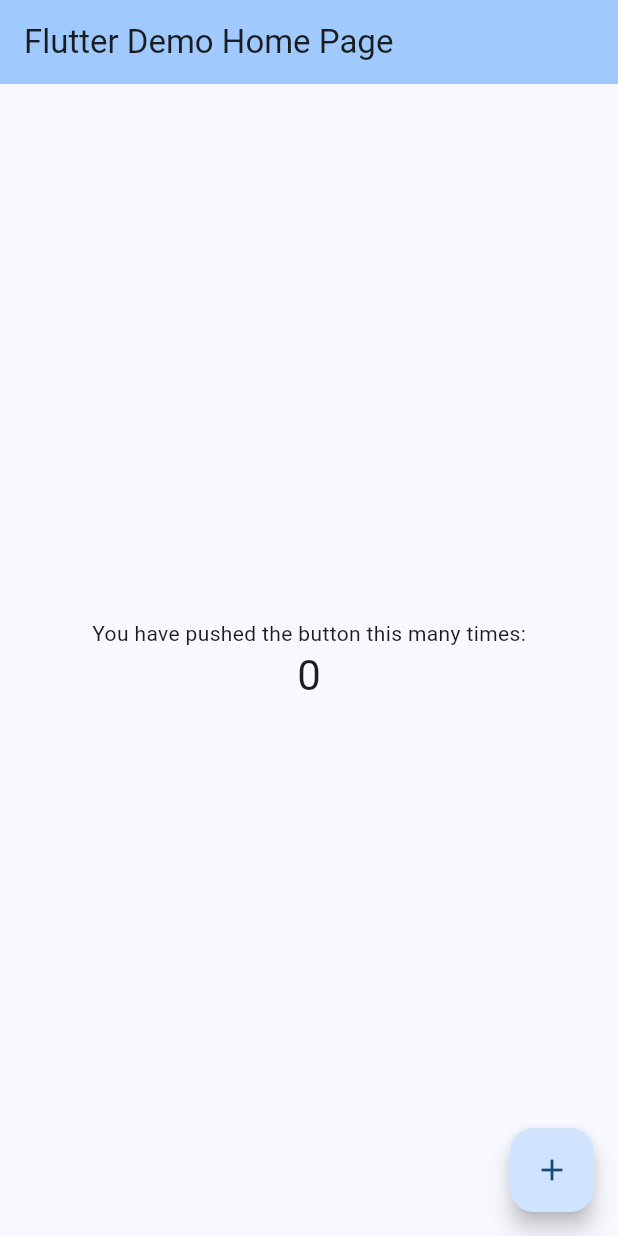
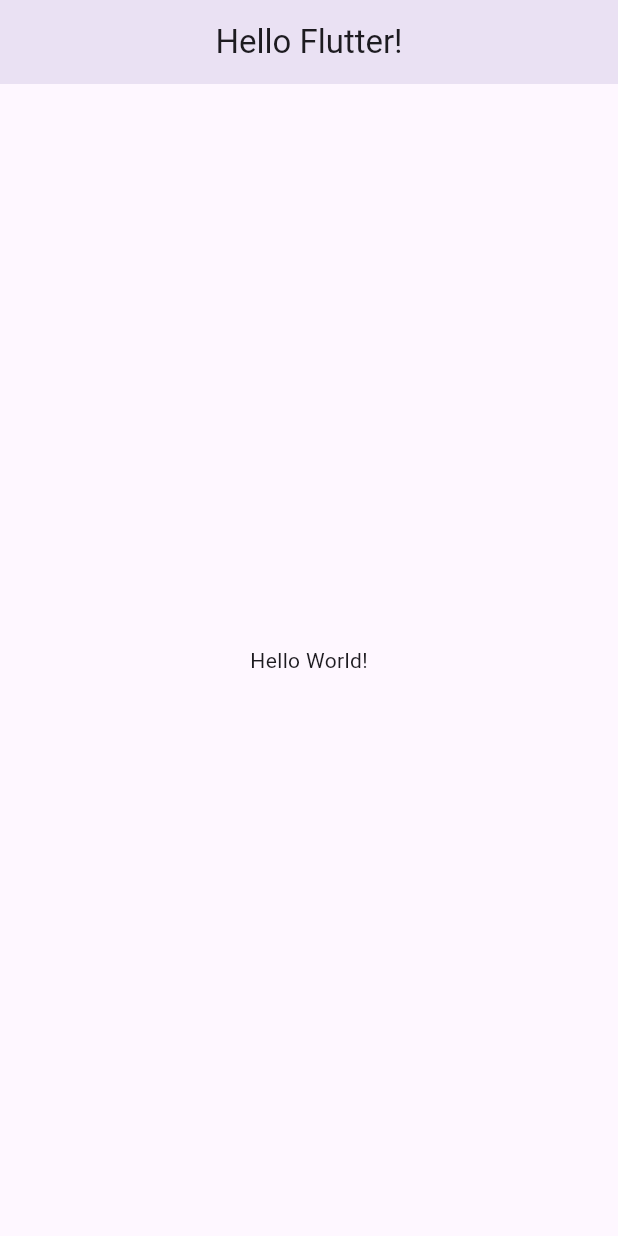
Before and after one commit to jw3520/toonflix, a Flutter app: the screen it shows after launch, on a phone screen of 412 x 824 dp. Run offline on Flutter 3.47's test engine with Material 3 defaults, Android fonts, the phone set to English and light mode, and no system bars.

Commit message:
[chapter2] 24.10.09

```diff
--- a/lib/main.dart
+++ b/lib/main.dart
@@ -1,125 +1,23 @@
 import 'package:flutter/material.dart';
 
 void main() {
-  runApp(const MyApp());
+  runApp(App());
 }
 
-class MyApp extends StatelessWidget {
-  const MyApp({super.key});
-
-  // This widget is the root of your application.
+class App extends StatelessWidget {
   @override
   Widget build(BuildContext context) {
     return MaterialApp(
-      title: 'Flutter Demo',
-      theme: ThemeData(
-        // This is the theme of your application.
-        //
-        // TRY THIS: Try running your application with "flutter run". You'll see
-        // the application has a purple toolbar. Then, without quitting the app,
-        // try changing the seedColor in the colorScheme below to Colors.green
-        // and then invoke "hot reload" (save your changes or press the "hot
-        // reload" button in a Flutter-supported IDE, or press "r" if you used
-        // the command line to start the app).
-        //
-        // Notice that the counter didn't reset back to zero; the application
-        // state is not lost during the reload. To reset the state, use hot
-        // restart instead.
-        //
-        // This works for code too, not just values: Most code changes can be
-        // tested with just a hot reload.
-        colorScheme: ColorScheme.fromSeed(seedColor: Colors.blue),
-        useMaterial3: true,
+      home: Scaffold(
+        appBar: AppBar(
+          centerTitle: true,
+          title: Text('Hello Flutter!'),
+          elevation: 10,
+        ),
+        body: Center(
+          child: Text('Hello World!'),
+        ),
       ),
-      home: const MyHomePage(title: 'Flutter Demo Home Page'),
     );
   }
 }
-
-class MyHomePage extends StatefulWidget {
-  const MyHomePage({super.key, required this.title});
-
-  // This widget is the home page of your application. It is stateful, meaning
-  // that it has a State object (defined below) that contains fields that affect
-  // how it looks.
-
-  // This class is the configuration for the state. It holds the values (in this
-  // case the title) provided by the parent (in this case the App widget) and
-  // used by the build method of the State. Fields in a Widget subclass are
-  // always marked "final".
-
-  final String title;
-
-  @override
-  State<MyHomePage> createState() => _MyHomePageState();
-}
-
-class _MyHomePageState extends State<MyHomePage> {
-  int _counter = 0;
-
-  void _incrementCounter() {
-    setState(() {
-      // This call to setState tells the Flutter framework that something has
-      // changed in this State, which causes it to rerun the build method below
-      // so that the display can reflect the updated values. If we changed
-      // _counter without calling setState(), then the build method would not be
-      // called again, and so nothing would appear to happen.
-      _counter++;
-    });
-  }
-
-  @override
-  Widget build(BuildContext context) {
-    // This method is rerun every time setState is called, for instance as done
-    // by the _incrementCounter method above.
-    //
-    // The Flutter framework has been optimized to make rerunning build methods
-    // fast, so that you can just rebuild anything that needs updating rather
-    // than having to individually change instances of widgets.
-    return Scaffold(
-      appBar: AppBar(
-        // TRY THIS: Try changing the color here to a specific color (to
-        // Colors.amber, perhaps?) and trigger a hot reload to see the AppBar
-        // change color while the other colors stay the same.
-        backgroundColor: Theme.of(context).colorScheme.inversePrimary,
-        // Here we take the value from the MyHomePage object that was created by
-        // the App.build method, and use it to set our appbar title.
-        title: Text(widget.title),
-      ),
-      body: Center(
-        // Center is a layout widget. It takes a single child and positions it
-        // in the middle of the parent.
-        child: Column(
-          // Column is also a layout widget. It takes a list of children and
-          // arranges them vertically. By default, it sizes itself to fit its
-          // children horizontally, and tries to be as tall as its parent.
-          //
-          // Column has various properties to control how it sizes itself and
-          // how it positions its children. Here we use mainAxisAlignment to
-          // center the children vertically; the main axis here is the vertical
-          // axis because Columns are vertical (the cross axis would be
-          // horizontal).
-          //
-          // TRY THIS: Invoke "debug painting" (choose the "Toggle Debug Paint"
-          // action in the IDE, or press "p" in the console), to see the
-          // wireframe for each widget.
-          mainAxisAlignment: MainAxisAlignment.center,
-          children: <Widget>[
-            const Text(
-              'You have pushed the button this many times:',
-            ),
-            Text(
-              '$_counter',
-              style: Theme.of(context).textTheme.headlineMedium,
-            ),
-          ],
-        ),
-      ),
-      floatingActionButton: FloatingActionButton(
-        onPressed: _incrementCounter,
-        tooltip: 'Increment',
-        child: const Icon(Icons.add),
-      ), // This trailing comma makes auto-formatting nicer for build methods.
-    );
-  }
-}
```
